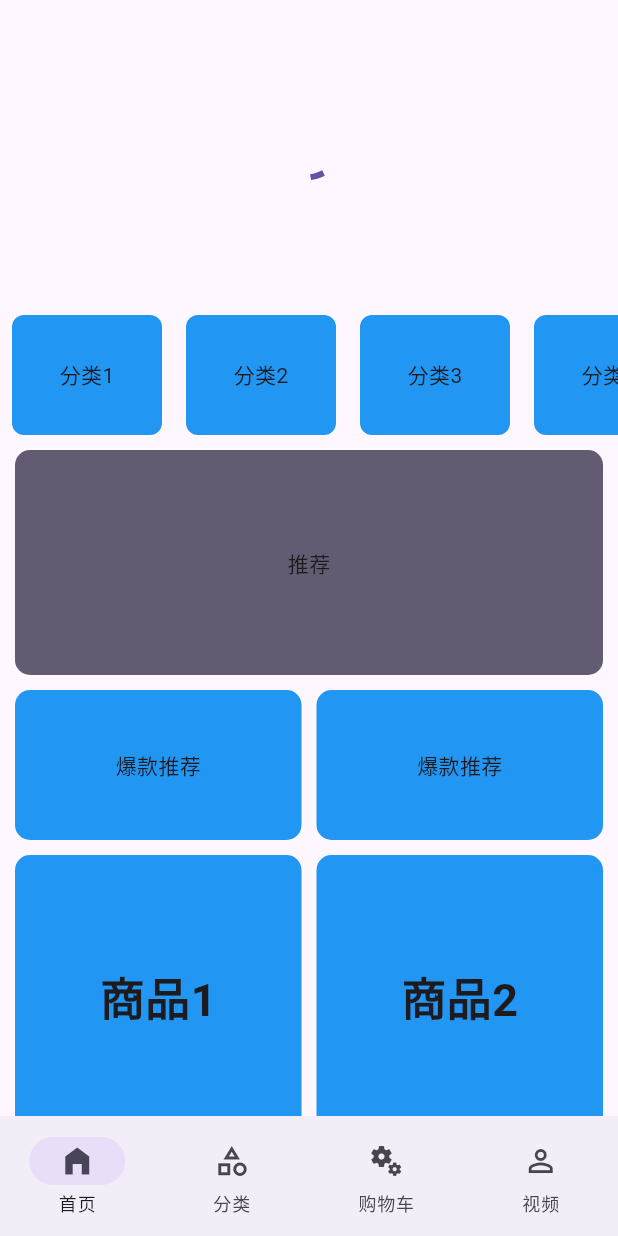
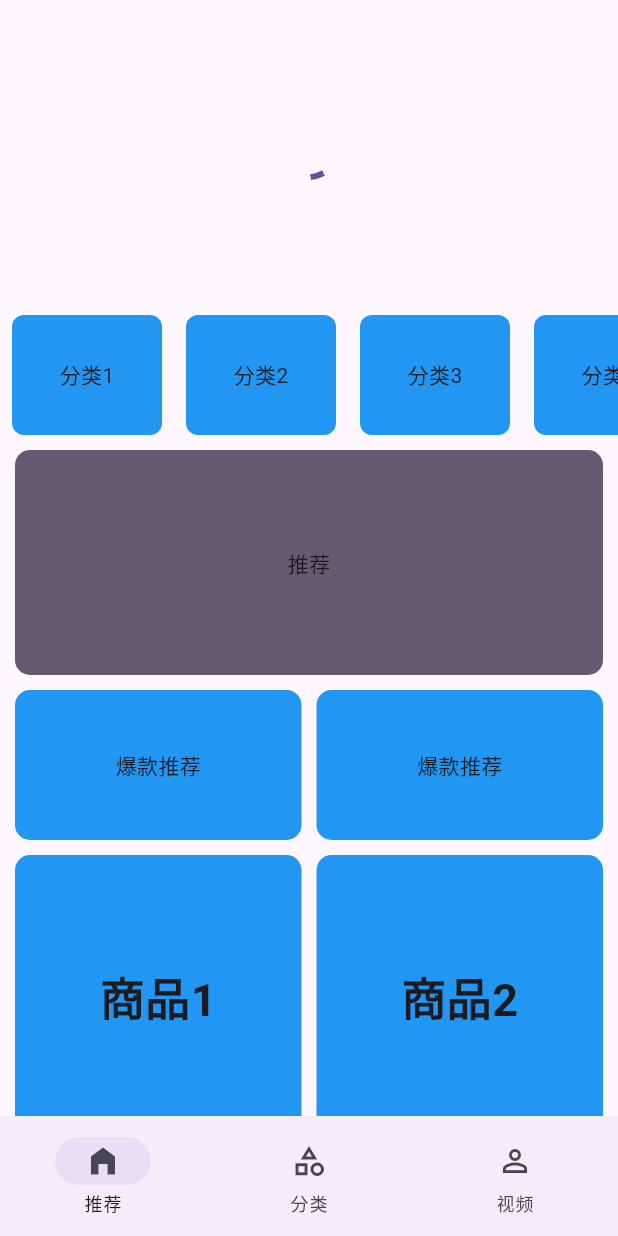
Before and after one commit to LiggMax/AnimeFlow, a Flutter app: the screen it shows after launch, on a phone screen of 412 x 824 dp. Run offline on Flutter 3.47's test engine with Material 3 defaults, Android fonts, the light colour scheme and no system bars; our stand-ins replace carousel_slider, dio; missing offline and left inert: media_kit, media_kit_video; network calls fail.

Commit message:
refactor(main): 调整底部标签页及导入路径
- 将首页标签修改为推荐标签
- 替换首页和视频页面的导入为推荐和播放页面
- 移除购物车标签相关配置
- 精简底部标签页列表结构

```diff
--- a/lib/pages/Main/index.dart
+++ b/lib/pages/Main/index.dart
@@ -1,8 +1,8 @@
 import 'package:flutter/material.dart';
 import 'package:my_anime/pages/Cart/index.dart';
 import 'package:my_anime/pages/Category/index.dart';
-import 'package:my_anime/pages/Home/index.dart';
-import 'package:my_anime/pages/Video/index.dart';
+import 'package:my_anime/pages/recommend/index.dart';
+import 'package:my_anime/pages/play/index.dart';
 
 import '../../models/tab_item.dart';
 
@@ -17,7 +17,7 @@ class _MainPageState extends State<MainPage> {
   final List<TabItem> _tabs = [
     TabItem(
       type: TabType.home,
-      title: "首页",
+      title: "推荐",
       icon: Icons.home,
       activeIcon: Icons.home_filled,
     ),
@@ -26,12 +26,6 @@ class _MainPageState extends State<MainPage> {
       title: "分类",
       icon: Icons.category_outlined,
       activeIcon: Icons.category,
-    ),
-    TabItem(
-      type: TabType.cart,
-      title: "购物车",
-      icon: Icons.miscellaneous_services_outlined,
-      activeIcon: Icons.settings,
     ),
     TabItem(
       type: TabType.profile,
```
Also changed, not shown: lib/pages/play/index.dart (renamed from lib/pages/Video/index.dart), lib/pages/recommend/index.dart (renamed from lib/pages/Home/index.dart).
